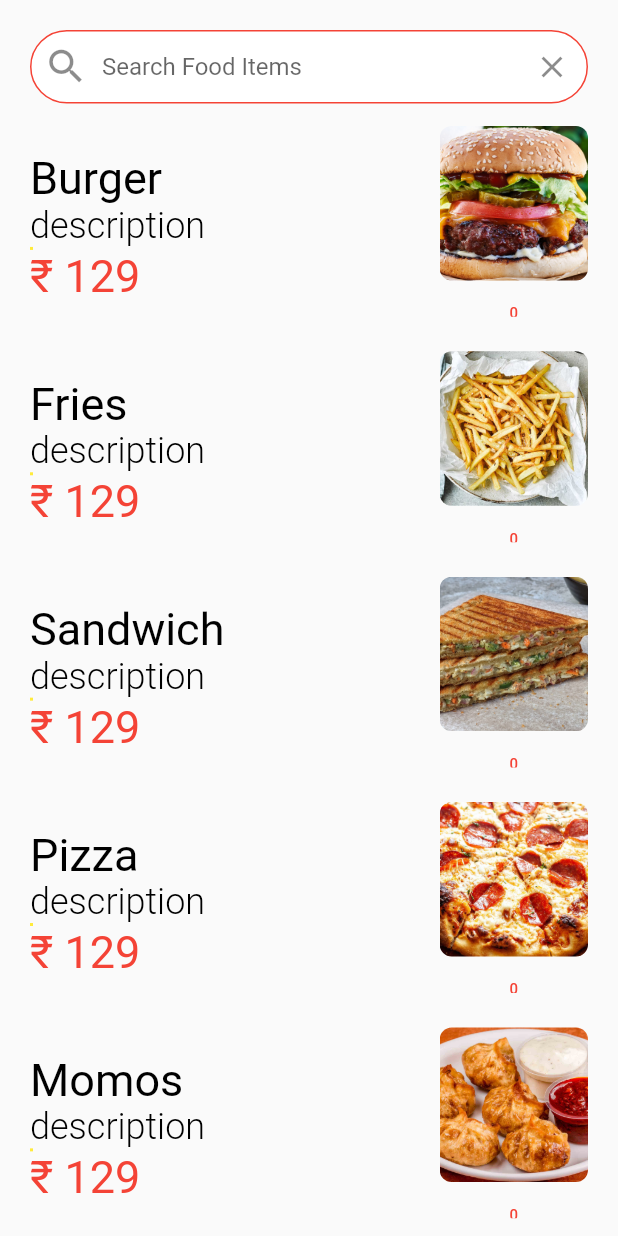
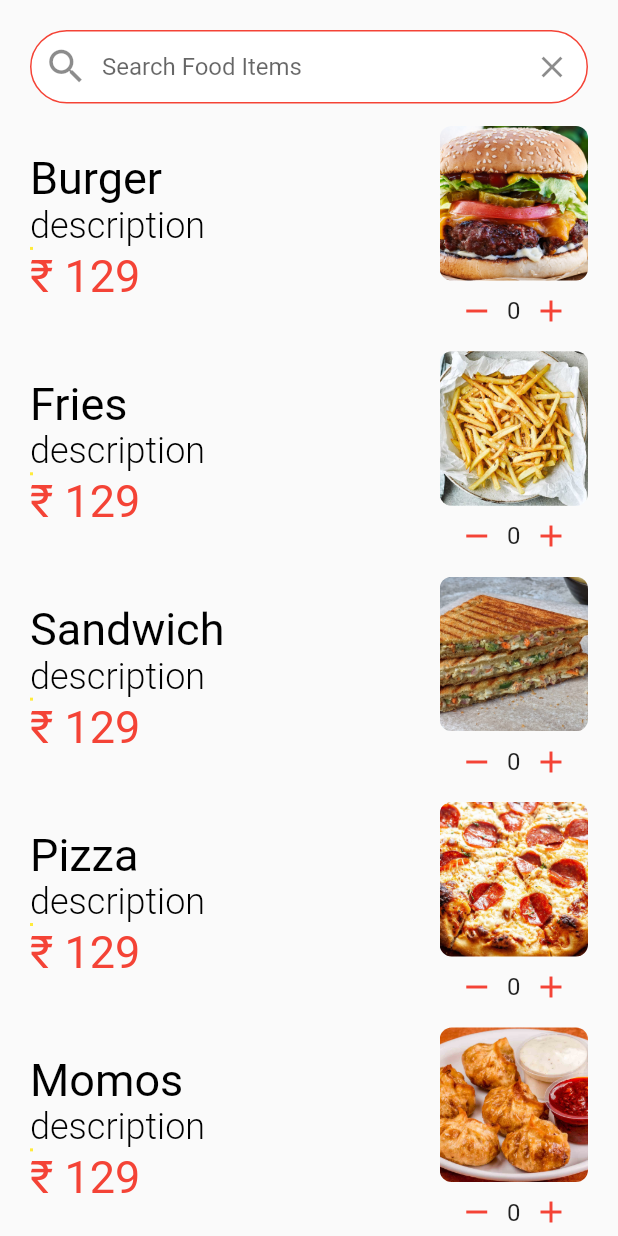
Before and after one commit to detroitcr/woolooapp, a Flutter app: the FoodListView widget shown alone on an empty page, opened directly, on a phone screen of 412 x 824 dp. Run offline on Flutter 3.47's test engine with Material 2 defaults, Android fonts, the phone set to English and light mode, and no system bars; our stand-ins replace flutter_svg, google_fonts, google_maps_flutter, shared_preferences; missing offline and left inert: qr_code_scanner; accounts and stored records are empty; Roboto replaces fonts that are missing (Dongle).

Commit message:
task complete

```diff
--- a/lib/models/Food/food_data.dart
+++ b/lib/models/Food/food_data.dart
@@ -3,12 +3,14 @@ class FoodData {
   final String image;
   final String price;
   final String description;
+  int quantity;
 
   FoodData({
     required this.image,
     required this.name,
     required this.price,
     required this.description,
+    required this.quantity,
   });
 }
 
@@ -18,47 +20,55 @@ List<FoodData> fooddataitems = [
     name: 'Burger',
     price: '129',
     description: 'description',
+    quantity: 0,
   ),
   FoodData(
     image: 'assets/images/fries.jpg',
     name: 'Fries',
     price: '129',
     description: 'description',
+    quantity: 0,
   ),
   FoodData(
     image: 'assets/images/sandwich.jpg',
     name: 'Sandwich',
     price: '129',
     description: 'description',
+    quantity: 0,
   ),
   FoodData(
     image: 'assets/images/pizza.jpg',
     name: 'Pizza',
     price: '129',
     description: 'description',
+    quantity: 0,
   ),
   FoodData(
     image: 'assets/images/momos.jpg',
     name: 'Momos',
     price: '129',
     description: 'description',
+    quantity: 0,
   ),
   FoodData(
     image: 'assets/images/noodles.jpg',
     name: 'Noodles',
     price: '129',
     description: 'description',
+    quantity: 0,
   ),
   FoodData(
     image: 'assets/images/chicken.jpg',
     name: 'chicken',
     price: '129',
     description: 'description',
+    quantity: 0,
   ),
   FoodData(
     image: 'assets/images/lassi.jpeg',
     name: 'Lassi',
     price: '129',
     description: 'description',
+    quantity: 0,
   ),
 ];
--- a/lib/screens/qr_code.dart
+++ b/lib/screens/qr_code.dart
@@ -20,6 +20,7 @@ class _QrCodeScanState extends State<QrCodeScan> {
   Barcode? result;
   QRViewController? controller;
   final GlobalKey qrKey = GlobalKey(debugLabel: 'QR');
+  int isScreenPushed = 0;
 
   // In order to get hot reload to work we need to pause the camera if the platform
   // is android, or resume the camera if the platform is iOS.
@@ -76,8 +77,10 @@ class _QrCodeScanState extends State<QrCodeScan> {
       this.controller = controller;
     });
 
-
-if(this.controller !=null){
+    controller.scannedDataStream.listen((scanData) {
+      setState(() {
+        result = scanData;
+        if (isScreenPushed == 0) {
           Navigator.push(context, MaterialPageRoute(builder: (context) {
             return TabBarWidget(
               //test code
@@ -90,27 +93,11 @@ Navigator.push(context, MaterialPageRoute(builder: (context) {
                 categories: 'Western',
               ),
             );
-    }));
+          })).then((value) => isScreenPushed = 0);
         }
-
-    // controller.scannedDataStream.listen((scanData) {
-    //   setState(() {
-    //     result = scanData;
-    //     Navigator.push(context, MaterialPageRoute(builder: (context) {
-    //       return TabBarWidget(
-    //         //test code
-    //         data: RestaurantData(
-    //           name: 'Stanza',
-    //           image: 'assets/images/restaurant1.jpg',
-    //           location: 'CP',
-    //           distance: '3 km',
-    //           timing: '8:00 A.M to 8 :00 P.M',
-    //           categories: 'Western',
-    //         ),
-    //       );
-    //     }));
-    //   });
-    // });
+        isScreenPushed += 1;
+      });
+    });
   }
 
   void _onPermissionSet(BuildContext context, QRViewController ctrl, bool p) {
--- a/lib/widgets/food_list_view_widget.dart
+++ b/lib/widgets/food_list_view_widget.dart
@@ -1,4 +1,5 @@
 import 'package:flutter/material.dart';
+
 import 'package:internapp/models/Food/food_data.dart';
 import 'package:internapp/widgets/size_config.dart';
 import 'package:internapp/widgets/text_widget.dart';
@@ -10,6 +11,7 @@ class FoodListView extends StatefulWidget {
 }
 
 class _FoodListViewState extends State<FoodListView> {
+  // for adding food items
   int count = 0;
   void increament() {
     count++;
@@ -18,7 +20,6 @@ class _FoodListViewState extends State<FoodListView> {
   void decreament() {
     count--;
   }
-
   @override
   Widget build(BuildContext context) {
     SizeConfig().init(context);
@@ -112,34 +113,8 @@ class _FoodListViewState extends State<FoodListView> {
                         Container(
                           height: 24,
                           width: 90,
-                          // decoration: BoxDecoration(
-                          //   border: Border.all(
-                          //     color: Colors.red,
-                          //   ),
-                          //   borderRadius: BorderRadius.circular(5),
-                          // ),
-                          child: Center(
-                            child: TextButton(
-                              onPressed: () {
-                                setState(() {
-                                  increament();
-                                });
-                              },
-                              child: Text(
-                                count.toString(),
-                                style: TextStyle(
-                                  color: Colors.red,
-                                  fontSize: 10,
-                                ),
-                              ),
-                            ),
-                            // child:
-
-                            // MyText(
-                            //   text: 'ADD +'.toUpperCase(),
-                            //   fontColor: Colors.red,
-                            //   size: 18,
-                            // ),
+                          child: _CartManagementWidget(
+                            foodData: fooddataitems[index],
                           ),
                         ),
                       ],
@@ -155,165 +130,55 @@ class _FoodListViewState extends State<FoodListView> {
   }
 }
 
+class _CartManagementWidget extends StatefulWidget {
+  const _CartManagementWidget({
+    Key? key,
+    required this.foodData,
+  }) : super(key: key);
+  final FoodData foodData;
 
+  @override
+  State<_CartManagementWidget> createState() => _CartManagementWidgetState();
+}
 
-
-
-
-
-
-
-
-
-
-
-
-
-
-
-
-
-
-
-
-
-
-
-
-
-
-
-
-
-
-
-
-
-
-
-
-
-
-
-
-
-
-
-
-
-
-
-
-
-
-
-
-
-
-
-
-
-
-
-
-
-
-
-
-
-
-
-
-
-
-
-
-
-
-// MaterialButton(
-//               child: Text(
-//                 count.toString(),
-//                 style: TextStyle(fontSize: 30),
-//               ),
-//               onPressed: () {
-//                 setState(() {
-//                   increament();
-//                 });
-//               },
-//             ),
-
-
-
-
-
-
-
-
-
-
-
-
-
-
-// _itemCount!=0? new  IconButton(icon: new Icon(Icons.remove),onPressed: ()=>setState(()=>_itemCount--),):new Container(),
-//             new Text(_itemCount.toString()),
-//             new IconButton(icon: new Icon(Icons.add),onPressed: ()=>setState(()=>_itemCount++))
-
-
-
-
-
-
-
-
-
-
-
-
-
-
-
-
-
-
-
-
-
-
-// /////            Container(
-//                   padding: EdgeInsets.all(3),
-//                   decoration: BoxDecoration(
-//                       borderRadius: BorderRadius.circular(5),
-//                       color: Theme.of(context).accentColor),
-//                   child: Row(
-//                     children: [
-//                       InkWell(
-//                           onTap: () {},
-//                           child: Icon(
-//                             Icons.remove,
-//                             color: Colors.white,
-//                             size: 16,
-//                           )),
-//  Container(
-//                         margin: EdgeInsets.symmetric(horizontal: 3),
-//                         padding:
-//                             EdgeInsets.symmetric(horizontal: 3, vertical: 2),
-//                         decoration: BoxDecoration(
-//                             borderRadius: BorderRadius.circular(3),
-//                             color: Colors.white),
-//                         child: Text(
-//                           '3',
-//                           style: TextStyle(color: Colors.black, fontSize: 16),
-//                         ),
-//                       ),
-
-  // InkWell(
-  //                         onTap: () {},
-  //                         child: Icon(
-  //                           Icons.add,
-  //                           color: Colors.white,
-  //                           size: 16,
-  //                         )),
-  //                   ],
-  //                 ),
-  //               ),
+class _CartManagementWidgetState extends State<_CartManagementWidget> {
+  @override
+  Widget build(BuildContext context) {
+    return Row(
+      mainAxisSize: MainAxisSize.min,
+      mainAxisAlignment: MainAxisAlignment.spaceEvenly,
+      children: [
+        GestureDetector(
+          onTap: () {
+            setState(() {
+              if (widget.foodData.quantity > 0) {
+                widget.foodData.quantity -= 1;
+              }
+            });
+          },
+          child: const Icon(
+            Icons.remove,
+            color: Colors.red,
+          ),
+        ),
+        Text(
+          widget.foodData.quantity.toString(),
+          style: const TextStyle(
+            fontSize: 16,
+          ),
+        ),
+        GestureDetector(
+          onTap: () {
+            setState(() {
+              widget.foodData.quantity += 1;
+            });
+          },
+          child: const Icon(
+            Icons.add,
+            color: Colors.red,
+          ),
+        ),
+      ],
+    );
+  }
+}
```
Also changed, not shown: 1 other file. Lines whose indentation alone changed are shown as unchanged.
